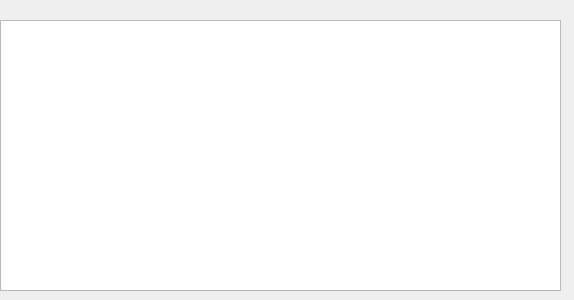
Qt form src/pySUMOQt/Designer/HierarchyWidget.ui (pySUMO/pysumo) before a commit.
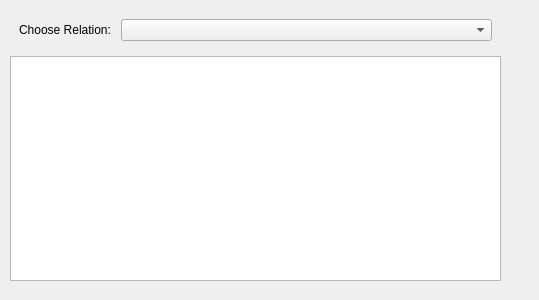
The same form after that commit.

Commit message:
pySUMOQt/Widget/HierarchyWidget: Initial implementation.
Connected HierarchyWidgets to collapse/expand action in menu bar.

The edit to the form file:
```diff
--- a/src/pySUMOQt/Designer/HierarchyWidget.ui
+++ b/src/pySUMOQt/Designer/HierarchyWidget.ui
@@ -6,38 +6,53 @@
    <rect>
     <x>0</x>
     <y>0</y>
-    <width>574</width>
+    <width>539</width>
     <height>300</height>
    </rect>
   </property>
   <property name="windowTitle">
    <string>Form</string>
   </property>
-  <widget class="QWidget" name="">
+  <widget class="QWidget" name="widget">
    <property name="geometry">
     <rect>
-     <x>0</x>
-     <y>0</y>
-     <width>561</width>
-     <height>291</height>
+     <x>10</x>
+     <y>10</y>
+     <width>491</width>
+     <height>271</height>
     </rect>
    </property>
-   <layout class="QVBoxLayout" name="verticalLayout">
-    <item>
-     <spacer name="horizontalSpacer">
-      <property name="orientation">
-       <enum>Qt::Horizontal</enum>
-      </property>
-      <property name="sizeHint" stdset="0">
-       <size>
-        <width>40</width>
-        <height>20</height>
-       </size>
-      </property>
-     </spacer>
+   <layout class="QGridLayout" name="gridLayout">
+    <item row="0" column="0">
+     <widget class="QWidget" name="widget1" native="true">
+      <layout class="QFormLayout" name="formLayout">
+       <item row="0" column="0">
+        <widget class="QLabel" name="label">
+         <property name="text">
+          <string>Choose Relation: </string>
+         </property>
+        </widget>
+       </item>
+       <item row="0" column="1">
+        <widget class="QComboBox" name="relationSelector"/>
+       </item>
+      </layout>
+     </widget>
     </item>
-    <item>
-     <widget class="QTreeView" name="treeView"/>
+    <item row="1" column="0">
+     <widget class="QTreeWidget" name="treeWidget">
+      <property name="columnCount">
+       <number>1</number>
+      </property>
+      <attribute name="headerVisible">
+       <bool>false</bool>
+      </attribute>
+      <column>
+       <property name="text">
+        <string notr="true">1</string>
+       </property>
+      </column>
+     </widget>
     </item>
    </layout>
   </widget>
```
The commit also changes 5 other files.
